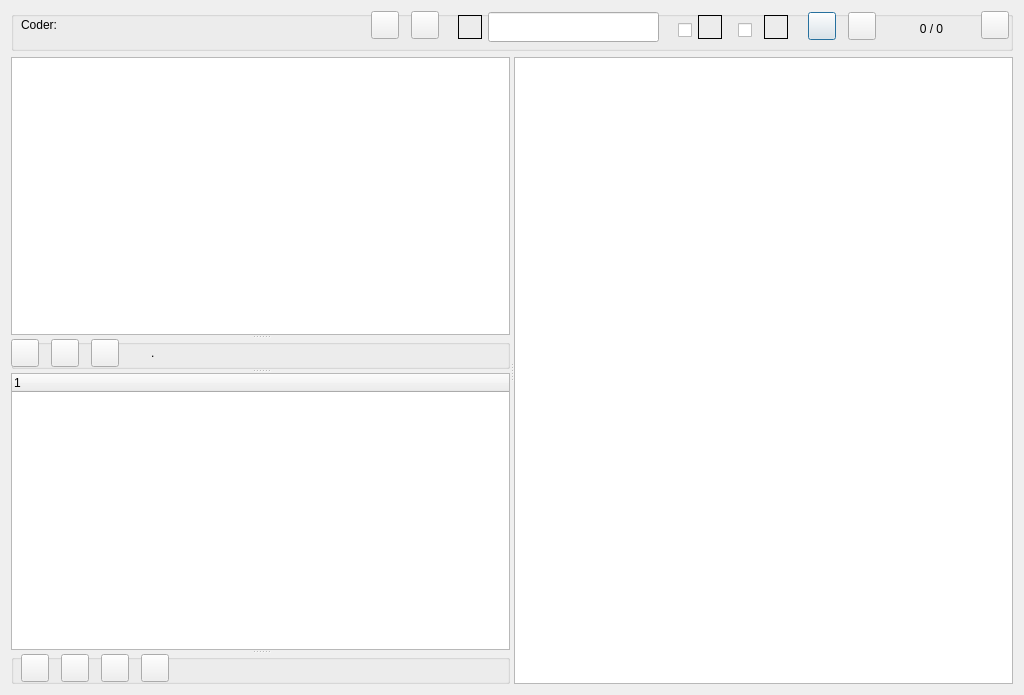
This is GUI_UIs/ui_dialog_code_by_case.ui in ccbogel/QualCoder as Qt 5 draws it before an edit. The edited form follows.
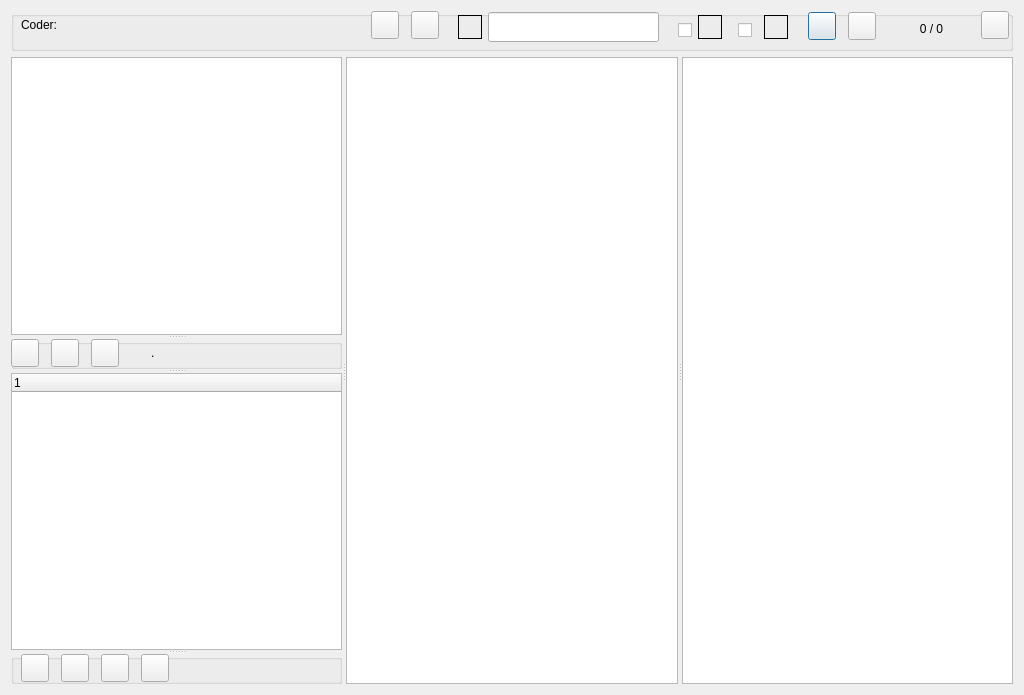
This is the edited form.

Patch:
```diff
--- a/GUI_UIs/ui_dialog_code_by_case.ui
+++ b/GUI_UIs/ui_dialog_code_by_case.ui
@@ -484,7 +484,8 @@
        </widget>
       </widget>
      </widget>
-     <widget class="QListWidget" name="listWidget_2"/>
+     <widget class="QTableWidget" name="tableWidget"/>
+     <widget class="QListWidget" name="listWidget_vars"/>
     </widget>
    </item>
   </layout>
```
